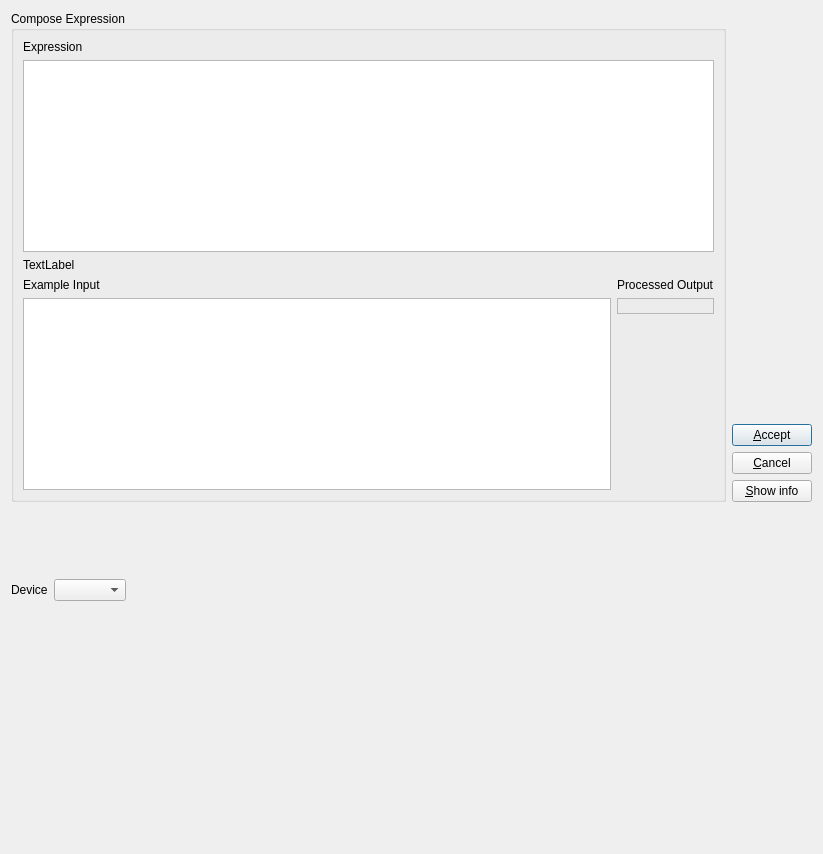
Before: the Qt Designer form src/dialogs/expressionsdialog.ui in ModbusScope/ModbusScope, drawn with Qt 5.
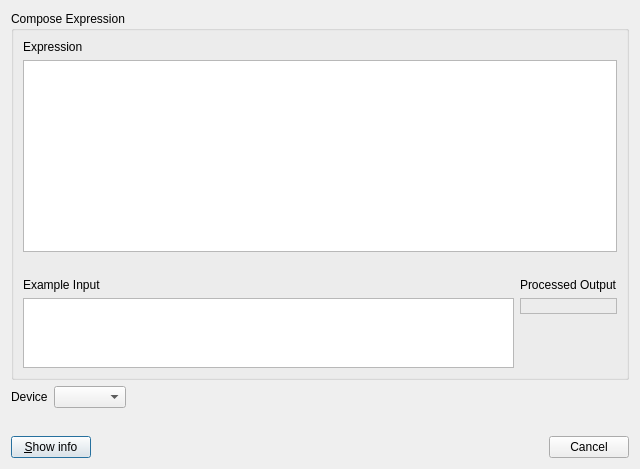
After: the same form once the commit is applied.

Commit message:
Make Compose expression easier to use
The expression editor wraps and shows three lines, and Enter accepts.
Accept and Cancel move into a standard button box, the default size is
smaller and the tab order is complete. Enter elsewhere in the dialog
no longer accepts.

What changed in the file:
```diff
--- a/src/dialogs/expressionsdialog.ui
+++ b/src/dialogs/expressionsdialog.ui
@@ -9,8 +9,8 @@
    <rect>
     <x>0</x>
     <y>0</y>
-    <width>823</width>
-    <height>854</height>
+    <width>640</width>
+    <height>420</height>
    </rect>
   </property>
   <property name="windowTitle">
@@ -19,63 +19,24 @@
   <property name="sizeGripEnabled">
    <bool>false</bool>
   </property>
-  <layout class="QVBoxLayout" name="verticalLayout_3" stretch="0,1">
-   <property name="sizeConstraint">
-    <enum>QLayout::SizeConstraint::SetNoConstraint</enum>
-   </property>
-   <item>
-    <layout class="QHBoxLayout" name="horizontalLayout_3">
-     <item>
-      <layout class="QVBoxLayout" name="verticalLayout">
+  <layout class="QVBoxLayout" name="verticalLayout_3" stretch="1,0,0">
        <item>
         <widget class="QGroupBox" name="groupBox">
-         <property name="sizePolicy">
-          <sizepolicy hsizetype="Minimum" vsizetype="Minimum">
-           <horstretch>0</horstretch>
-           <verstretch>0</verstretch>
-          </sizepolicy>
-         </property>
          <property name="title">
           <string>Compose Expression</string>
          </property>
-         <layout class="QGridLayout" name="gridLayout" rowstretch="0,0,1,0,0,0,1" columnstretch="1,0">
-          <item row="6" column="1">
-           <layout class="QVBoxLayout" name="verticalLayout_5">
-            <item>
-             <widget class="QLabel" name="lblOut">
-              <property name="frameShape">
-               <enum>QFrame::Shape::StyledPanel</enum>
-              </property>
+     <layout class="QGridLayout" name="gridLayout" rowstretch="0,0,0,0,1" columnstretch="1,0">
+      <item row="0" column="0" colspan="2">
+       <widget class="QLabel" name="label">
               <property name="text">
-               <string/>
-              </property>
-              <property name="alignment">
-               <set>Qt::AlignmentFlag::AlignCenter</set>
-              </property>
-              <property name="margin">
-               <number>5</number>
+         <string>Expression</string>
               </property>
              </widget>
             </item>
-            <item>
-             <spacer name="verticalSpacer_2">
-              <property name="orientation">
-               <enum>Qt::Orientation::Vertical</enum>
-              </property>
-              <property name="sizeHint" stdset="0">
-               <size>
-                <width>20</width>
-                <height>40</height>
-               </size>
-              </property>
-             </spacer>
-            </item>
-           </layout>
-          </item>
-          <item row="2" column="0" colspan="2">
+      <item row="1" column="0" colspan="2">
            <widget class="QPlainTextEdit" name="lineExpression">
             <property name="sizePolicy">
-             <sizepolicy hsizetype="Expanding" vsizetype="Minimum">
+         <sizepolicy hsizetype="Expanding" vsizetype="Fixed">
               <horstretch>0</horstretch>
               <verstretch>0</verstretch>
              </sizepolicy>
@@ -84,7 +45,7 @@
              <set>Qt::InputMethodHint::ImhNone</set>
             </property>
             <property name="verticalScrollBarPolicy">
-             <enum>Qt::ScrollBarPolicy::ScrollBarAlwaysOff</enum>
+         <enum>Qt::ScrollBarPolicy::ScrollBarAsNeeded</enum>
             </property>
             <property name="horizontalScrollBarPolicy">
              <enum>Qt::ScrollBarPolicy::ScrollBarAlwaysOff</enum>
@@ -93,11 +54,35 @@
              <bool>true</bool>
             </property>
             <property name="lineWrapMode">
-             <enum>QPlainTextEdit::LineWrapMode::NoWrap</enum>
+         <enum>QPlainTextEdit::LineWrapMode::WidgetWidth</enum>
             </property>
            </widget>
           </item>
-          <item row="6" column="0">
+      <item row="2" column="0" colspan="2">
+       <widget class="QLabel" name="lblError">
+        <property name="text">
+         <string/>
+        </property>
+        <property name="wordWrap">
+         <bool>true</bool>
+        </property>
+       </widget>
+      </item>
+      <item row="3" column="0">
+       <widget class="QLabel" name="label_5">
+        <property name="text">
+         <string>Example Input</string>
+        </property>
+       </widget>
+      </item>
+      <item row="3" column="1">
+       <widget class="QLabel" name="label_6">
+        <property name="text">
+         <string>Processed Output</string>
+        </property>
+       </widget>
+      </item>
+      <item row="4" column="0">
            <widget class="QTableWidget" name="tblExpressionInput">
             <property name="selectionMode">
              <enum>QAbstractItemView::SelectionMode::NoSelection</enum>
@@ -105,45 +90,25 @@
            </widget>
           </item>
           <item row="4" column="1">
-           <widget class="QLabel" name="label_6">
-            <property name="text">
-             <string>Processed Output</string>
-            </property>
-           </widget>
-          </item>
-          <item row="1" column="0">
-           <widget class="QLabel" name="label">
+       <layout class="QVBoxLayout" name="verticalLayout_5">
+        <item>
+         <widget class="QLabel" name="lblOut">
+          <property name="frameShape">
+           <enum>QFrame::Shape::StyledPanel</enum>
+          </property>
             <property name="text">
-             <string>Expression</string>
+           <string/>
             </property>
             <property name="alignment">
-             <set>Qt::AlignmentFlag::AlignLeading|Qt::AlignmentFlag::AlignLeft|Qt::AlignmentFlag::AlignVCenter</set>
-            </property>
-           </widget>
-          </item>
-          <item row="3" column="0" colspan="2">
-           <widget class="QLabel" name="lblError">
-            <property name="text">
-             <string>TextLabel</string>
+           <set>Qt::AlignmentFlag::AlignCenter</set>
+          </property>
+          <property name="margin">
+           <number>5</number>
             </property>
            </widget>
           </item>
-          <item row="4" column="0">
-           <widget class="QLabel" name="label_5">
-            <property name="text">
-             <string>Example Input</string>
-            </property>
-           </widget>
-          </item>
-         </layout>
-        </widget>
-       </item>
-      </layout>
-     </item>
      <item>
-      <layout class="QVBoxLayout" name="verticalLayout_2">
-       <item>
-        <spacer name="verticalSpacer_3">
+         <spacer name="verticalSpacer_2">
          <property name="orientation">
           <enum>Qt::Orientation::Vertical</enum>
          </property>
@@ -155,33 +120,10 @@
          </property>
         </spacer>
        </item>
-       <item>
-        <widget class="QPushButton" name="btnAccept">
-         <property name="text">
-          <string>&amp;Accept</string>
-         </property>
-        </widget>
-       </item>
-       <item>
-        <widget class="QPushButton" name="btnCancel">
-         <property name="text">
-          <string>&amp;Cancel</string>
-         </property>
-        </widget>
-       </item>
-       <item>
-        <widget class="QPushButton" name="btnInfo">
-         <property name="text">
-          <string>&amp;Show info</string>
-         </property>
-         <property name="checkable">
-          <bool>true</bool>
-         </property>
-        </widget>
-       </item>
       </layout>
      </item>
     </layout>
+    </widget>
    </item>
    <item>
     <widget class="QWidget" name="widgetInfo" native="true">
@@ -264,7 +206,41 @@
      </layout>
     </widget>
    </item>
-  </layout>
+   <item>
+    <layout class="QHBoxLayout" name="horizontalLayout_3">
+     <item>
+      <widget class="QPushButton" name="btnInfo">
+       <property name="text">
+        <string>&amp;Show info</string>
+       </property>
+       <property name="checkable">
+        <bool>true</bool>
+       </property>
+      </widget>
+     </item>
+     <item>
+      <spacer name="horizontalSpacerButtons">
+       <property name="orientation">
+        <enum>Qt::Orientation::Horizontal</enum>
+       </property>
+       <property name="sizeHint" stdset="0">
+        <size>
+         <width>40</width>
+         <height>20</height>
+        </size>
+       </property>
+      </spacer>
+     </item>
+     <item>
+      <widget class="QDialogButtonBox" name="buttonBox">
+       <property name="standardButtons">
+        <set>QDialogButtonBox::StandardButton::Cancel</set>
+       </property>
+      </widget>
+     </item>
+    </layout>
+   </item>
+  </layout>
  </widget>
  <tabstops>
   <tabstop>btnAccept</tabstop>
```
Left out of the diff: 5 changed lines with no effect on the pictures. Lines whose indentation alone changed are shown as unchanged. The commit also changes 4 other files.
